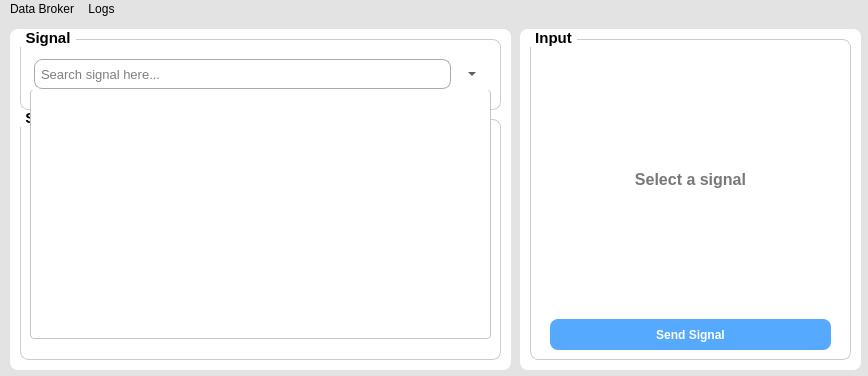
First picture: the form in UI/mainWindow.ui, repository NikhilBollaGM/VehicleSimulator, before the edit.
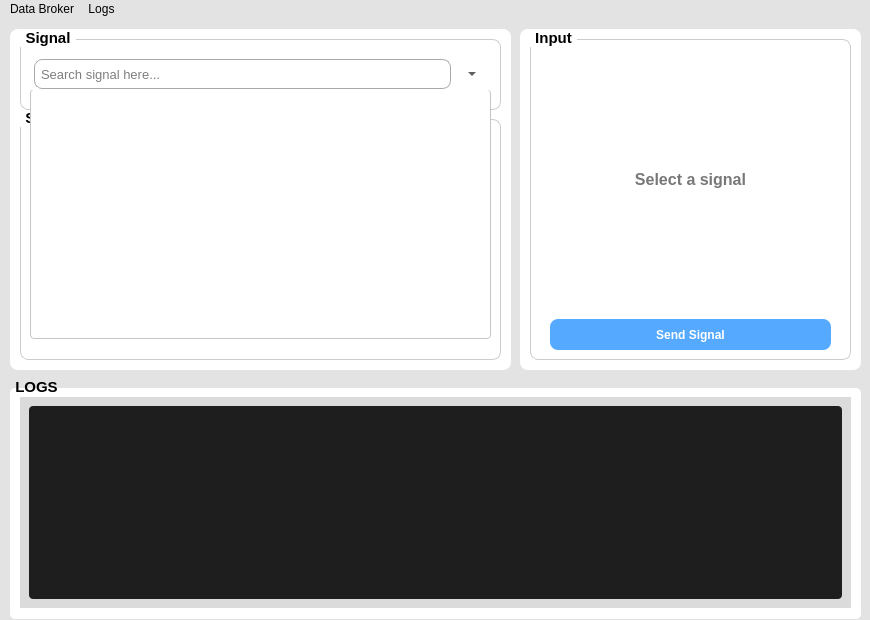
Second picture: the form after the edit.

Commit message: 1.adjusted the size of mainwindow 2.added try catch in establish connect

Diff of the .ui file:
```diff
--- a/UI/mainWindow.ui
+++ b/UI/mainWindow.ui
@@ -6,8 +6,8 @@
    <rect>
     <x>0</x>
     <y>0</y>
-    <width>868</width>
-    <height>376</height>
+    <width>870</width>
+    <height>620</height>
    </rect>
   </property>
   <property name="minimumSize">
@@ -713,7 +713,7 @@
     <rect>
      <x>0</x>
      <y>0</y>
-     <width>868</width>
+     <width>870</width>
      <height>18</height>
     </rect>
    </property>
```
The commit also changes 1 other file.
